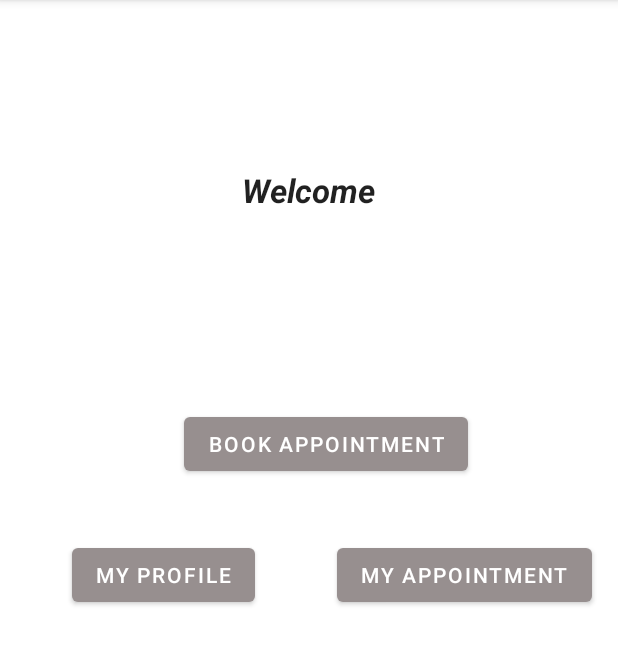
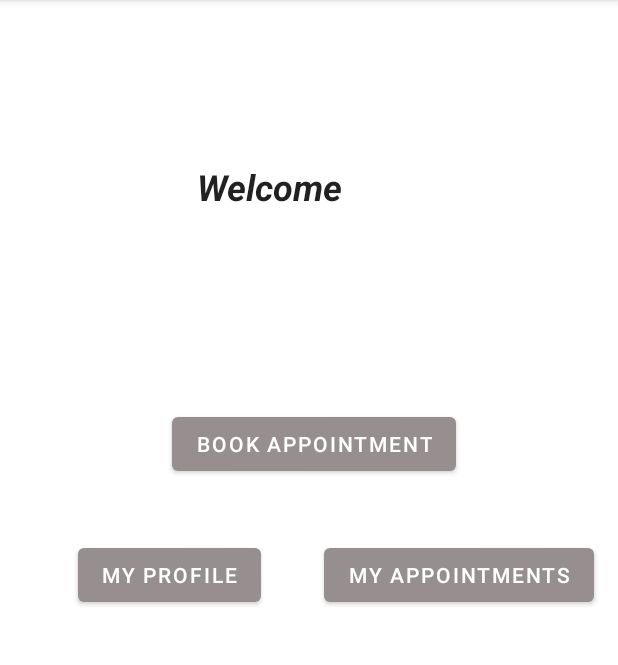
Before and after one commit to garychen2002/ClinicAppProject, an Android app: the PatientActivity screen opened directly, with no data from a screen before it, on a phone screen of 412 x 824 dp, the part 84-749 px from its top. Run offline under Robolectric (Android 15) with nearby library versions, the phone set to English and light mode, and no system bars; 1 statement that could not run was skipped.

Commit message:
Some spacing and text

```diff
--- a/app/src/main/res/layout/activity_patient.xml
+++ b/app/src/main/res/layout/activity_patient.xml
@@ -10,8 +10,8 @@
         android:id="@+id/book"
         android:layout_width="wrap_content"
         android:layout_height="wrap_content"
-        android:layout_marginEnd="100dp"
-        android:layout_marginRight="100dp"
+        android:layout_marginEnd="108dp"
+        android:layout_marginRight="108dp"
         android:layout_marginBottom="448dp"
         android:text="@string/book_appointment"
         app:backgroundTint="#978F8F"
@@ -22,11 +22,11 @@
         android:id="@+id/appointment"
         android:layout_width="wrap_content"
         android:layout_height="wrap_content"
-        android:text="@string/my_appointment"
+        android:text="My Appointments"
         app:backgroundTint="#978F8F"
         app:layout_constraintBottom_toBottomOf="parent"
         app:layout_constraintEnd_toEndOf="parent"
-        app:layout_constraintHorizontal_bias="0.761"
+        app:layout_constraintHorizontal_bias="0.724"
         app:layout_constraintStart_toEndOf="@+id/profile"
         app:layout_constraintTop_toTopOf="parent"
         app:layout_constraintVertical_bias="0.499" />
@@ -35,8 +35,8 @@
         android:id="@+id/profile"
         android:layout_width="wrap_content"
         android:layout_height="wrap_content"
-        android:layout_marginStart="48dp"
-        android:layout_marginLeft="48dp"
+        android:layout_marginStart="52dp"
+        android:layout_marginLeft="52dp"
         android:text="@string/my_profile"
         app:backgroundTint="#978F8F"
         app:layout_constraintBottom_toBottomOf="parent"
@@ -48,12 +48,13 @@
         android:id="@+id/textView"
         android:layout_width="150dp"
         android:layout_height="43dp"
-        android:layout_marginTop="112dp"
+        android:layout_marginTop="108dp"
         android:text="@string/message"
         android:textAppearance="@style/TextAppearance.AppCompat.Large"
+        android:textSize="24sp"
         android:textStyle="bold|italic"
         app:layout_constraintEnd_toEndOf="parent"
-        app:layout_constraintHorizontal_bias="0.616"
+        app:layout_constraintHorizontal_bias="0.5"
         app:layout_constraintStart_toStartOf="parent"
         app:layout_constraintTop_toTopOf="parent" />
 </androidx.constraintlayout.widget.ConstraintLayout>
```
Also changed, not shown: app/src/main/res/layout/activity_my_profile.xml (+10 -0 lines).
